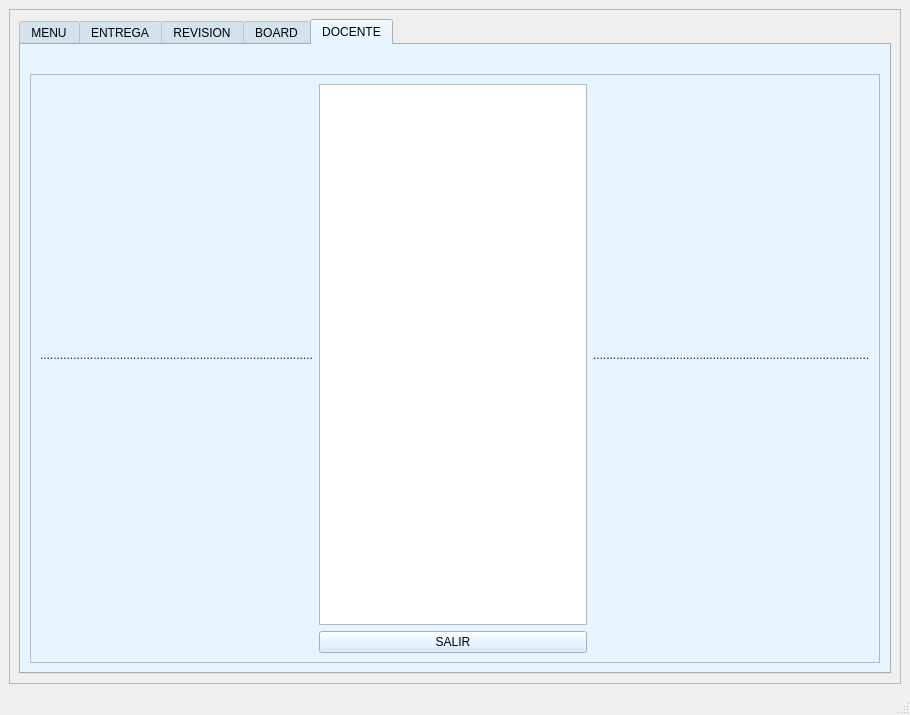
Above: ProyectoEstructuraDatos/mainwindow.ui from EmaGaleas/Proyecto_BaseDatos_Silabos before the change. Below: the same form after it.
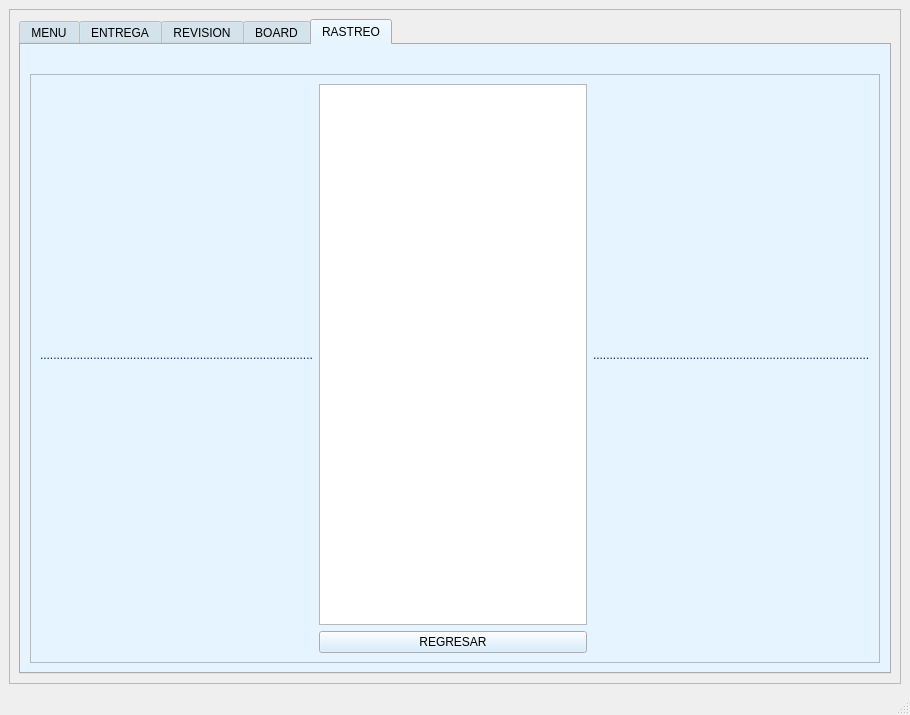
That is the form after the change. The open tabs and pages were chosen to show the change.

What changed in the file:
```diff
--- a/ProyectoEstructuraDatos/mainwindow.ui
+++ b/ProyectoEstructuraDatos/mainwindow.ui
@@ -897,7 +897,7 @@
           </widget>
           <widget class="QWidget" name="tab_5">
            <attribute name="title">
-            <string>DOCENTE</string>
+            <string>RASTREO</string>
            </attribute>
            <layout class="QGridLayout" name="gridLayout_18">
             <item row="0" column="0">
@@ -1121,7 +1121,7 @@
                <item row="1" column="1">
                 <widget class="QPushButton" name="Dbtn_salir">
                  <property name="text">
-                  <string>SALIR</string>
+                  <string>REGRESAR</string>
                  </property>
                 </widget>
                </item>
```
